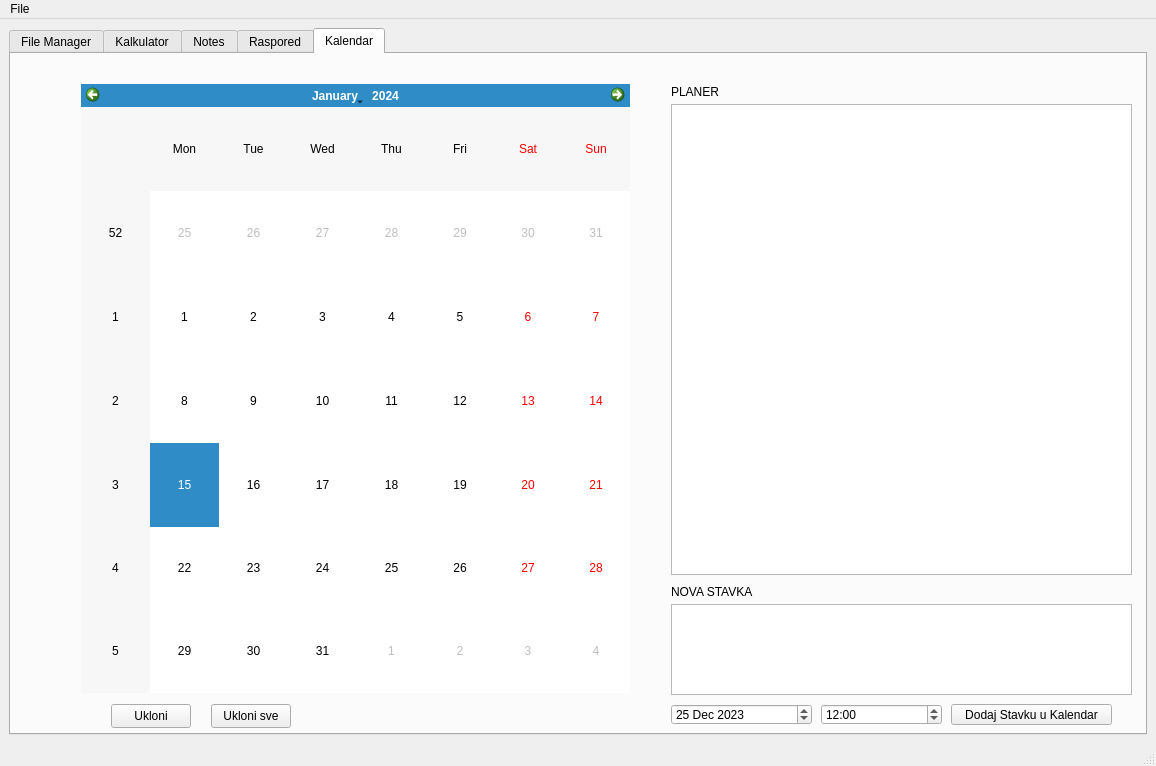
Before: the Qt Designer form matfHub/mainwindow.ui in milalukic/matfHub, drawn with Qt 5.
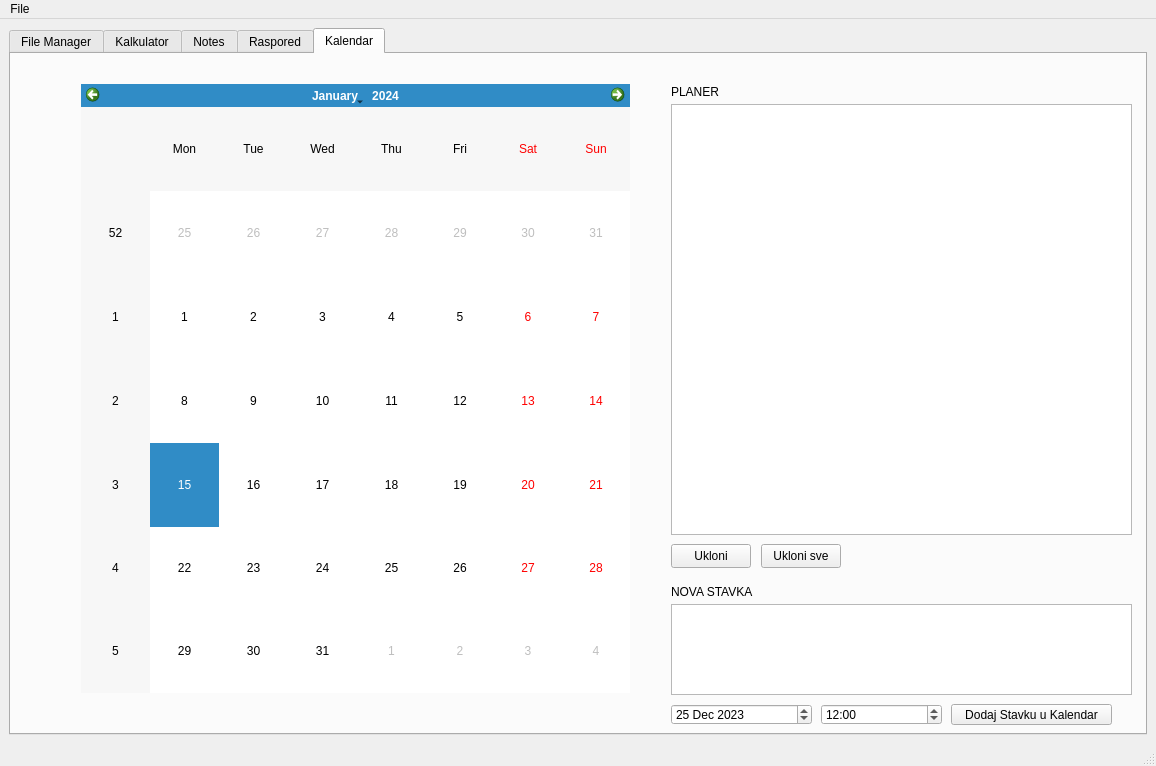
After: the same form once the commit is applied. Icons and pictures are not drawn.

```diff
--- a/matfHub/mainwindow.ui
+++ b/matfHub/mainwindow.ui
@@ -2567,8 +2567,8 @@
        <widget class="QPushButton" name="pushButton_2">
         <property name="geometry">
          <rect>
-          <x>100</x>
-          <y>650</y>
+          <x>660</x>
+          <y>490</y>
           <width>80</width>
           <height>24</height>
          </rect>
@@ -2580,8 +2580,8 @@
        <widget class="QPushButton" name="pushButton_3">
         <property name="geometry">
          <rect>
-          <x>200</x>
-          <y>650</y>
+          <x>750</x>
+          <y>490</y>
           <width>80</width>
           <height>24</height>
          </rect>
@@ -2609,7 +2609,7 @@
           <x>660</x>
           <y>50</y>
           <width>461</width>
-          <height>471</height>
+          <height>431</height>
          </rect>
         </property>
        </widget>
```
